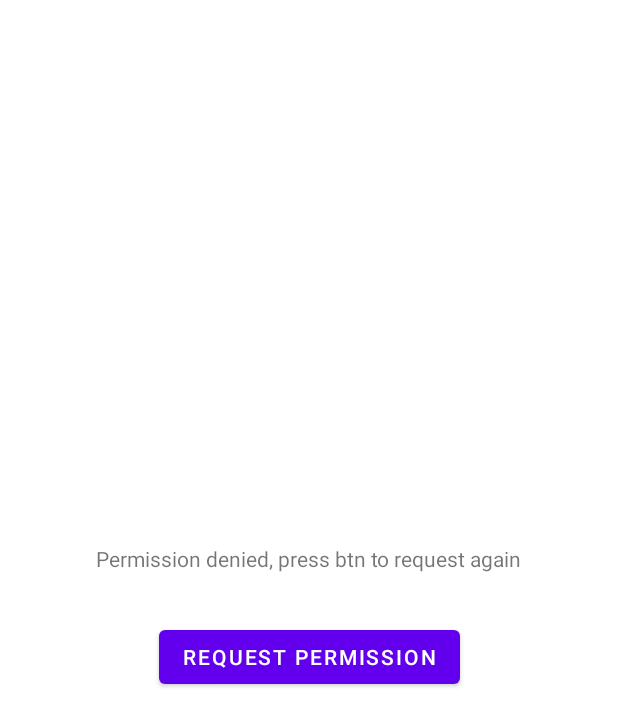
After one commit to cora32/PlayerDemo, an Android app: the layout activity_denied_permission.xml on its own in the app's theme, with its tools: preview values and no code run, on a phone screen of 412 x 824 dp. The commit adds this screen. Shown: the top 726 px of the screen. Run offline under Robolectric (Android 15) with nearby library versions, the phone set to English and light mode, and no system bars.

Commit message:
permissions contract api

```diff
--- a/app/src/main/AndroidManifest.xml
+++ b/app/src/main/AndroidManifest.xml
@@ -1,6 +1,8 @@
 <?xml version="1.0" encoding="utf-8"?>
 <manifest xmlns:android="http://schemas.android.com/apk/res/android"
     xmlns:tools="http://schemas.android.com/tools">
+
+    <uses-permission android:name="android.permission.READ_EXTERNAL_STORAGE" />
 
     <application
         android:allowBackup="true"
--- /dev/null
+++ b/app/src/main/res/layout/activity_denied_permission.xml
@@ -0,0 +1,30 @@
+<?xml version="1.0" encoding="utf-8"?>
+<androidx.constraintlayout.widget.ConstraintLayout xmlns:android="http://schemas.android.com/apk/res/android"
+    xmlns:app="http://schemas.android.com/apk/res-auto"
+    android:layout_width="match_parent"
+    android:layout_height="match_parent">
+
+    <TextView
+        android:id="@+id/textView2"
+        android:layout_width="wrap_content"
+        android:layout_height="wrap_content"
+        android:text="Permission denied, press btn to request again"
+        app:layout_constraintBottom_toTopOf="@+id/buttonRequestPermission"
+        app:layout_constraintEnd_toEndOf="parent"
+        app:layout_constraintHorizontal_bias="0.5"
+        app:layout_constraintStart_toStartOf="parent"
+        app:layout_constraintTop_toTopOf="parent"
+        app:layout_constraintVertical_chainStyle="packed" />
+
+    <Button
+        android:id="@+id/buttonRequestPermission"
+        android:layout_width="wrap_content"
+        android:layout_height="wrap_content"
+        android:text="Request permission"
+        android:layout_marginTop="32dp"
+        app:layout_constraintBottom_toBottomOf="parent"
+        app:layout_constraintEnd_toEndOf="parent"
+        app:layout_constraintHorizontal_bias="0.5"
+        app:layout_constraintStart_toStartOf="parent"
+        app:layout_constraintTop_toBottomOf="@+id/textView2" />
+</androidx.constraintlayout.widget.ConstraintLayout>
```
Also changed, not shown: app/src/main/java/io/iskopasi/player_test/PlayerController.kt (added, +10 -0 lines), app/src/main/java/io/iskopasi/player_test/PlayerXMLActivity.kt (+116 -3 lines), app/src/main/java/io/iskopasi/player_test/Utils.kt (added, +15 -0 lines).
